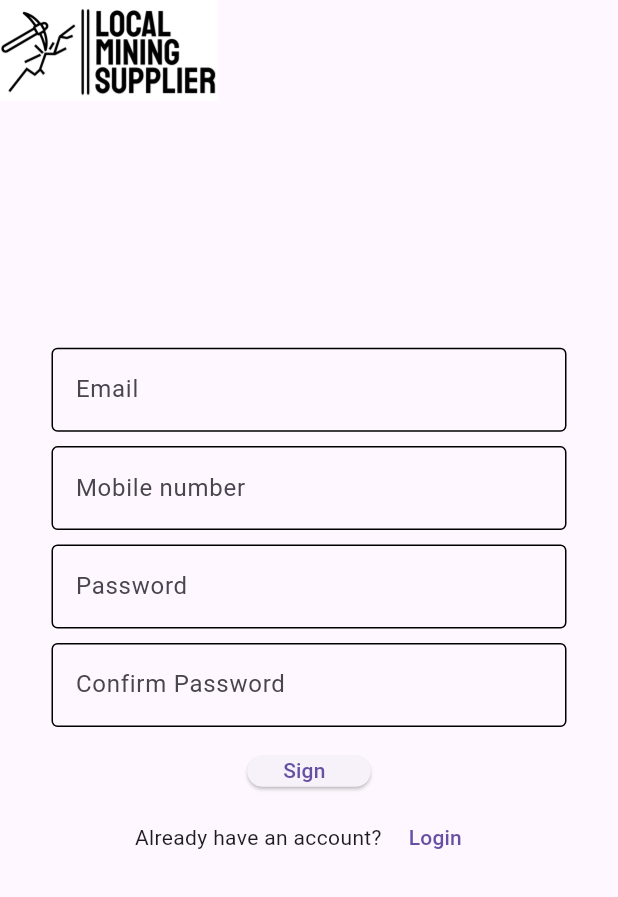
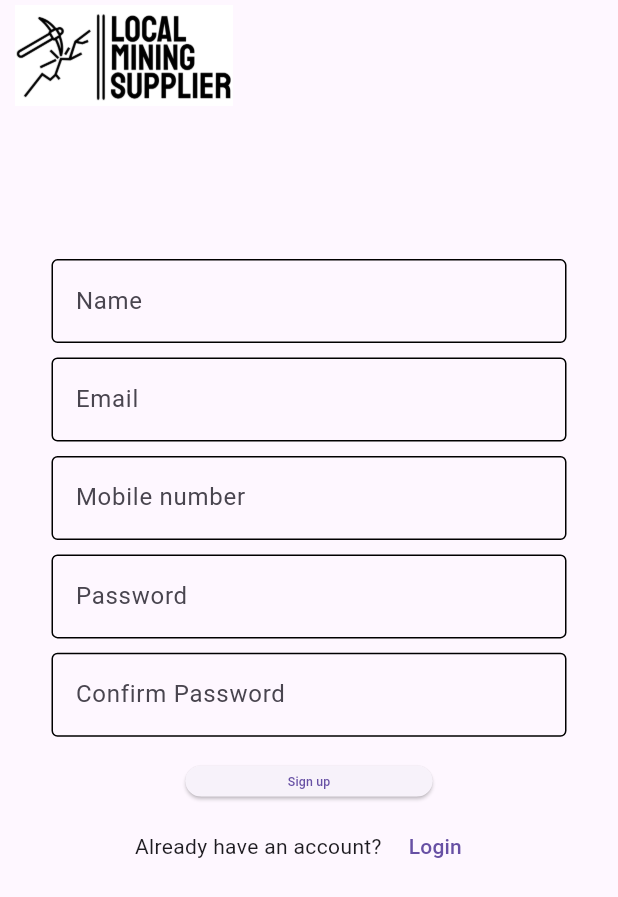
Before and after one commit to Niamela/My-Repository-, a Flutter app: the screen it shows after launch, after a tap on "Sign up", on a phone screen of 412 x 824 dp. Shown: the top 897 px of the screen. Run offline on Flutter 3.47's test engine with Material 3 defaults, Android fonts, the phone set to English and light mode, and no system bars; our stand-ins replace cached_network_image, cloud_firestore, firebase_auth, firebase_core, flutter_spinkit, fluttertoast and 7 more; accounts and stored records are empty; network calls fail.

Commit message:
login signup done

```diff
--- a/lib/constants/constants.dart
+++ b/lib/constants/constants.dart
@@ -1,12 +1,21 @@
+import 'package:cached_network_image/cached_network_image.dart';
 import 'package:flutter/material.dart';
+import 'package:fluttertoast/fluttertoast.dart';
+import 'package:get/get.dart';
 import 'package:go_router/go_router.dart';
+import 'package:local_mining_supplier/controllers/login.dart';
 import 'package:provider/provider.dart';
+import 'package:sizer/sizer.dart';
 
 import '../router/login_state_check.dart';
 import '../router/routes.dart';
 
 const String loggedInKey = 'LoggedIn';
-const mainColor = Colors.blueGrey;
+const mainColor = Color(0xFFCD7F32);
+
+toast({required String msg}) {
+  return Fluttertoast.showToast(msg: msg);
+}
 
 void saveLoginState(BuildContext context) {
   Provider.of<LoginState>(context, listen: false).loggedIn = true;
@@ -19,20 +28,52 @@ void saveLoginOutState(BuildContext context) {
 final companyLogo = "assets/mining_black_white.PNG";
 
 Widget topMenuBar(context) {
+  final loginController = Get.put(LoginController());
   return Row(
     mainAxisAlignment: MainAxisAlignment.spaceBetween,
+    crossAxisAlignment: CrossAxisAlignment.center,
     mainAxisSize: MainAxisSize.max,
     children: [
-      Image.asset(
-        companyLogo,
-        scale: 3,
+      Padding(
+        padding: EdgeInsets.only(left: 7.5.sp, top: 2.5.sp, bottom: 2.5.sp),
+        child: InkWell(
+          onTap: () {
+            if (GoRouter.of(context).location == AppPaths.loginPath ||
+                GoRouter.of(context).location == AppPaths.signUpPath) {
+            } else {
+              GoRouter.of(context).pushReplacement(AppPaths.homepath);
+            }
+          },
+          child: Image.asset(
+            companyLogo,
+            scale: 3,
+          ),
+        ),
       ),
-      GoRouter.of(context).location == AppPaths.loginPath
-          ? TextButton(
-              onPressed: () {
-                GoRouter.of(context).push(AppPaths.signUpPath);
-              },
-              child: Text("Sign up"))
+      GoRouter.of(context).location == AppPaths.userProfilePath ||
+              GoRouter.of(context).location == AppPaths.homepath
+          ? Padding(
+              padding: EdgeInsets.only(right: 10.sp, top: 2.sp, bottom: 2.5.sp),
+              child: InkWell(
+                onTap: () {
+                  if (GoRouter.of(context).location !=
+                      AppPaths.userProfilePath) {
+                    GoRouter.of(context).push(AppPaths.userProfilePath);
+                  } else {
+                    loginController.logout(context);
+                  }
+                },
+                hoverColor: Color(0xFFFFD700),
+                borderRadius: BorderRadius.circular(10.sp),
+                child: GoRouter.of(context).location == AppPaths.userProfilePath
+                    ? Icon(Icons.power_settings_new_sharp)
+                    : CircleAvatar(
+                        maxRadius: 8.sp,
+                        backgroundImage: CachedNetworkImageProvider(
+                            "https://fiverr-res.cloudinary.com/t_profile_original,q_auto,f_auto/attachments/profile/photo/3812e851a005c89864aa20fbe7961b72-1675812653471/f918c1dd-9e66-4798-b30d-908aa689431a.jpg"),
+                      ),
+              ),
+            )
           : Container()
     ],
   );
--- a/lib/main.dart
+++ b/lib/main.dart
@@ -1,3 +1,4 @@
+import 'package:firebase_core/firebase_core.dart';
 import 'package:flutter/material.dart';
 import 'package:flutter_localizations/flutter_localizations.dart';
 import 'package:get/get_navigation/src/root/get_material_app.dart';
@@ -11,14 +12,14 @@ import 'package:url_strategy/url_strategy.dart';
 import 'controllers/google_signin_provider.dart';
 
 Future<void> main() async {
-  // await Firebase.initializeApp(
-  //     options: FirebaseOptions(
-  //       apiKey: "AIzaSyAHkMtxcfGPIYBpzkTG_ETr8KO7kmZNNEc",
-  //     appId: "1:783100640985:web:008a904a33ac42e72148c8",
-  //     messagingSenderId: "783100640985",
-  //       projectId: "local-mining-supplier",));
+  await Firebase.initializeApp(
+      options: FirebaseOptions(
+    apiKey: "AIzaSyAHkMtxcfGPIYBpzkTG_ETr8KO7kmZNNEc",
+    appId: "1:783100640985:web:008a904a33ac42e72148c8",
+    messagingSenderId: "783100640985",
+    projectId: "local-mining-supplier",
+  ));
   setPathUrlStrategy();
-  // await FirebaseFirestore.instance.collection("users").doc("").get().then((value) => print(" ${value.data()!["name"]}"));
   WidgetsFlutterBinding.ensureInitialized();
   final state = LoginState(await SharedPreferences.getInstance());
   state.checkLoggedIn();
@@ -83,9 +84,8 @@ class MyApp extends StatelessWidget {
             theme: ThemeData(
                 primarySwatch: goldenSwatch,
                 primaryColor: Colors.white,
-                textTheme: TextTheme(
-                    subtitle1:
-                        TextStyle(color: Colors.yellow.withOpacity(0.5)))),
+                textTheme:
+                    TextTheme(subtitle1: TextStyle(color: Color(0xFFA67C00)))),
           );
         }),
       ),
--- /dev/null
+++ b/lib/model/usermodel.dart
@@ -0,0 +1,19 @@
+class UserModel {
+  String? name;
+  String? email;
+  String? mobileNumber;
+
+  UserModel({this.name, this.email, this.mobileNumber});
+
+  factory UserModel.fromMap(Map<String, dynamic> json) {
+    return UserModel(
+      name: json['name'],
+      email: json['email'],
+      mobileNumber: json['mobileNumber'],
+    );
+  }
+
+  Map<String, dynamic> toMap() {
+    return {'name': name, 'email': email, 'mobileNumber': mobileNumber};
+  }
+}
--- a/lib/router/routes.dart
+++ b/lib/router/routes.dart
@@ -1,6 +1,7 @@
 import 'package:flutter/material.dart';
 import 'package:go_router/go_router.dart';
 import 'package:local_mining_supplier/view/home/home.dart';
+import 'package:local_mining_supplier/view/profile/profile.dart';
 import 'package:local_mining_supplier/view/sign_up/sign_up.dart';
 import 'package:local_mining_supplier/view/splash/splash.dart';
 
@@ -13,6 +14,7 @@ class AppRoutes {
   static const homeScreen = "dashboard";
   static const loginScreen = "login";
   static const signUpScreen = "signup";
+  static const userProfileScreen = "userprofile";
 }
 
 class AppPaths {
@@ -20,6 +22,7 @@ class AppPaths {
   static const homepath = "/dashboard";
   static const loginPath = "/login";
   static const signUpPath = "/signup";
+  static const userProfilePath = "/userprofile";
 }
 
 class MyRouter {
@@ -34,11 +37,11 @@ class MyRouter {
         final loggedIn = loginState.loggedIn;
         final goingToLogin = state.location == AppPaths.loginPath;
         final goingToSignup = state.location == AppPaths.signUpPath;
-        if (goingToSignup) {
+        if (goingToSignup && !loggedIn) {
           return AppPaths.signUpPath;
         } else if (!loggedIn && !goingToLogin) {
           return AppPaths.initialPath;
-        } else if (loggedIn && goingToLogin) {
+        } else if (loggedIn && (goingToLogin || goingToSignup)) {
           return AppPaths.homepath;
         } else {
           return null;
@@ -75,6 +78,13 @@ class MyRouter {
             return MaterialPage(child: HomeScreen());
           },
         ),
+        GoRoute(
+          name: AppRoutes.userProfileScreen,
+          path: AppPaths.userProfilePath,
+          pageBuilder: (context, state) {
+            return MaterialPage(child: ProfileScreen());
+          },
+        ),
       ],
       errorPageBuilder: (context, state) {
         return MaterialPage(key: state.pageKey, child: ErrorPage());
--- a/lib/view/login/login.dart
+++ b/lib/view/login/login.dart
@@ -1,15 +1,19 @@
 import 'package:flutter/material.dart';
 import 'package:font_awesome_flutter/font_awesome_flutter.dart';
 import 'package:get/get.dart';
+import 'package:go_router/go_router.dart';
 import 'package:hexcolor/hexcolor.dart';
 import 'package:sizer/sizer.dart';
 
 import '../../constants/constants.dart';
+import '../../controllers/login.dart';
+import '../../router/routes.dart';
 
 class LoginScreen extends StatelessWidget {
   LoginScreen({super.key});
 
   RxBool obscureText = false.obs;
+  final loginController = Get.put(LoginController());
 
   @override
   Widget build(BuildContext context) {
@@ -29,11 +33,18 @@ class LoginScreen extends StatelessWidget {
               padding: EdgeInsets.symmetric(horizontal: 40.sp),
               child: Column(
                 children: [
-                  customTextField(hintText: "Email"),
+                  customTextField(
+                      hintText: "Email",
+                      controller: loginController.emailController.value),
                   SizedBox(height: 10.sp),
                   Obx(() {
                     return TextField(
                       obscureText: obscureText.value,
+                      controller: loginController.passwordController.value,
+                      autofillHints: [AutofillHints.password],
+                      onSubmitted: (value) {
+                        loginController.login(context);
+                      },
                       decoration: InputDecoration(
                         suffixIcon: IconButton(
                             splashRadius: 4.sp,
@@ -58,11 +69,39 @@ class LoginScreen extends StatelessWidget {
                   SizedBox(
                     height: 15.sp,
                     width: 40.w,
-                    child: ElevatedButton(
-                      onPressed: () {},
-                      child: Text('Login'),
-                    ),
+                    child: Obx(() {
+                      return ElevatedButton(
+                        onPressed: () {
+                          loginController.login(context);
+                          loginController.emailController.value.clear();
+                          loginController.passwordController.value.clear();
+                        },
+                        child: loginController.isLoading.value
+                            ? CircularProgressIndicator(
+                                color: Colors.white,
+                              )
+                            : Text(
+                                'Login',
+                                style: TextStyle(fontSize: 6.sp),
+                              ),
+                      );
+                    }),
                   ),
+                  SizedBox(height: 10.sp),
+                  Row(
+                    mainAxisAlignment: MainAxisAlignment.center,
+                    children: [
+                      Text("Dont have an account?"),
+                      TextButton(
+                          onPressed: () {
+                            GoRouter.of(context).push(AppPaths.signUpPath);
+                          },
+                          style: TextButton.styleFrom(
+                              shape: RoundedRectangleBorder(
+                                  borderRadius: BorderRadius.circular(7.5.sp))),
+                          child: Text("Sign up"))
+                    ],
+                  )
                 ],
               ),
             )
--- a/lib/view/sign_up/sign_up.dart
+++ b/lib/view/sign_up/sign_up.dart
@@ -1,12 +1,16 @@
 import 'package:flutter/material.dart';
+import 'package:get/get.dart';
 import 'package:go_router/go_router.dart';
 import 'package:local_mining_supplier/constants/constants.dart';
+import 'package:local_mining_supplier/controllers/sign_up.dart';
 import 'package:sizer/sizer.dart';
 
 import '../../router/routes.dart';
 
 class SignUpScreen extends StatelessWidget {
   SignUpScreen({super.key});
+
+  final signUpController = Get.put(SignupController());
 
   @override
   Widget build(BuildContext context) {
@@ -18,28 +22,52 @@ class SignUpScreen extends StatelessWidget {
           children: [
             topMenuBar(context),
             SizedBox(
-              height: 20.h,
+              height: 12.h,
             ),
             Padding(
               padding: EdgeInsets.symmetric(horizontal: 25.sp),
               child: Column(
                 children: [
-                  customTextField(hintText: "Email"),
+                  customTextField(
+                      hintText: "Name",
+                      controller: signUpController.nameController.value),
                   sizedBox,
-                  customTextField(hintText: "Mobile number"),
+                  customTextField(
+                      hintText: "Email",
+                      controller: signUpController.emailController.value),
                   sizedBox,
-                  customTextField(hintText: "Password"),
+                  customTextField(
+                      hintText: "Mobile number",
+                      controller: signUpController.mobileController.value),
                   sizedBox,
-                  customTextField(hintText: "Confirm Password"),
+                  customTextField(
+                      hintText: "Password",
+                      controller: signUpController.passwordController.value),
+                  sizedBox,
+                  customTextField(
+                      hintText: "Confirm Password",
+                      controller:
+                          signUpController.confirmPasswordController.value),
                   sizedBox,
                   sizedBox,
                   SizedBox(
                     height: 15.sp,
-                    width: 20.w,
-                    child: ElevatedButton(
-                      onPressed: () {},
-                      child: Text('Sign up'),
-                    ),
+                    width: 40.w,
+                    child: Obx(() {
+                      return ElevatedButton(
+                        onPressed: () {
+                          signUpController.signup(context);
+                        },
+                        child: signUpController.isLoading.value
+                            ? CircularProgressIndicator(
+                                color: Colors.white,
+                              )
+                            : Text(
+                                'Sign up',
+                                style: TextStyle(fontSize: 6.sp),
+                              ),
+                      );
+                    }),
                   ),
                   sizedBox,
                   Row(
@@ -50,6 +78,9 @@ class SignUpScreen extends StatelessWidget {
                           onPressed: () {
                             GoRouter.of(context).push(AppPaths.loginPath);
                           },
+                          style: TextButton.styleFrom(
+                              shape: RoundedRectangleBorder(
+                                  borderRadius: BorderRadius.circular(7.5.sp))),
                           child: Text("Login"))
                     ],
                   )
--- a/pubspec.yaml
+++ b/pubspec.yaml
@@ -54,6 +54,7 @@ dependencies:
   cloud_firestore:
   file_picker:
   font_awesome_flutter:
+  cached_network_image:
 
 
 dev_dependencies:
```
Also changed, not shown: lib/controllers/login.dart (+20 -13 lines), lib/controllers/sign_up.dart (+46 -41 lines), lib/view/home/home.dart (+9 -2 lines), lib/view/profile/profile.dart (added, +55 -0 lines), pubspec.lock, 2 other files.
